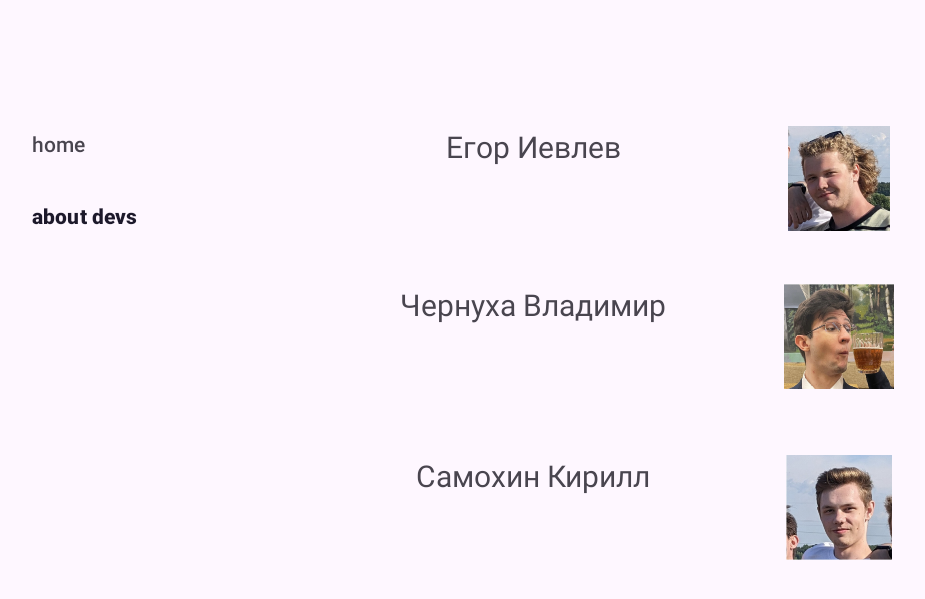
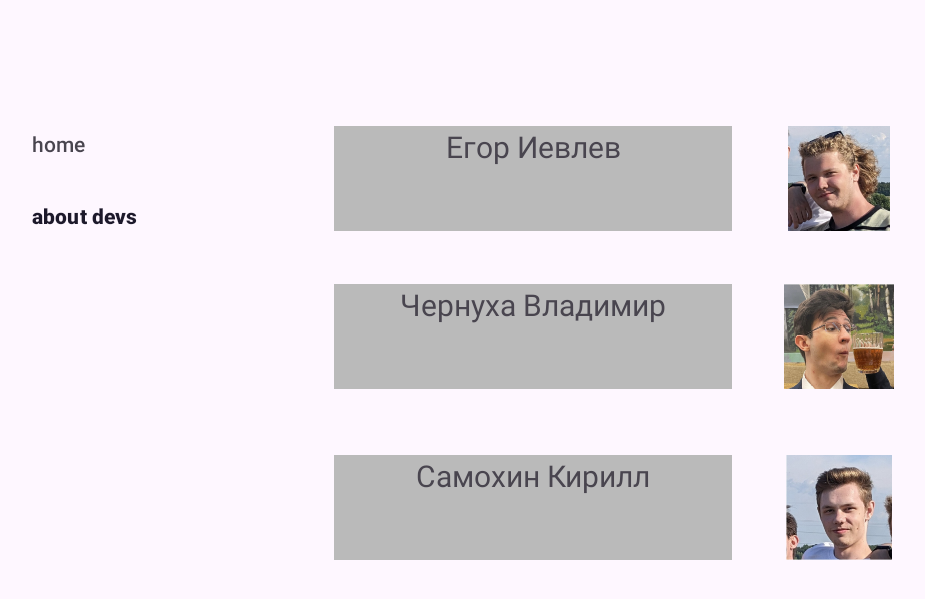
Before and after one commit to moevm/adfmp1h25-sound, an Android app: the AboutDevsFragment screen opened through its navigation route, on a phone screen of 824 x 412 dp (held sideways). Shown: the top 599 px of the screen, without its empty margins (10-935 px from the left). Run offline under Robolectric (Android 15) with nearby library versions, the phone set to English and light mode, and no system bars; our stand-ins replace navigation-ui.

Commit message:
add color

```diff
--- a/Soundboard/app/src/main/res/layout/fragment_about_devs.xml
+++ b/Soundboard/app/src/main/res/layout/fragment_about_devs.xml
@@ -11,6 +11,7 @@
         android:id="@+id/text_dashboard_egor"
         android:layout_width="265dp"
         android:layout_height="70dp"
+        android:background="@color/dark_background"
         android:text="Егор Иевлев"
         android:textAlignment="center"
         android:textSize="20sp"
@@ -25,6 +26,7 @@
         android:id="@+id/text_dashboard_kirill"
         android:layout_width="265dp"
         android:layout_height="70dp"
+        android:background="@color/dark_background"
         android:text="Самохин Кирилл"
         android:textAlignment="center"
         android:textSize="20sp"
@@ -39,6 +41,7 @@
         android:id="@+id/text_dashboard_volodus"
         android:layout_width="265dp"
         android:layout_height="70dp"
+        android:background="@color/dark_background"
         android:text="Чернуха Владимир"
         android:textAlignment="center"
         android:textSize="20sp"
--- a/Soundboard/app/src/main/res/values/colors.xml
+++ b/Soundboard/app/src/main/res/values/colors.xml
@@ -3,4 +3,5 @@
     <color name="black">#FF000000</color>
     <color name="white">#FFFFFFFF</color>
     <color name="green">#00FF00</color>
+    <color name="dark_background">#BABABA</color>
 </resources>
```
